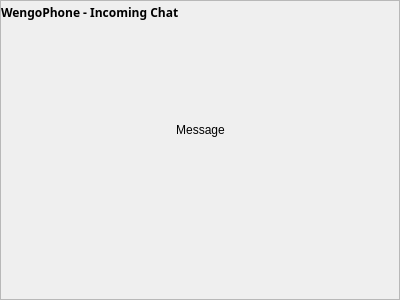
First picture: the form in wengophone/src/presentation/qt/toaster/QtChatToaster.ui, repository tkrotoff/WengoPhone, before the edit.
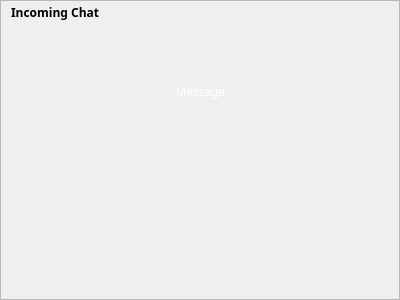
Second picture: the form after the edit. Icons and pictures are not drawn. Custom widgets are drawn as their Qt base class.

Commit message: *(feature Ticket #990) new toaster design

Patch:
```diff
--- a/wengophone/src/presentation/qt/toaster/QtChatToaster.ui
+++ b/wengophone/src/presentation/qt/toaster/QtChatToaster.ui
@@ -37,27 +37,11 @@
       <item row="2" column="0" >
        <layout class="QGridLayout" >
         <property name="margin" >
-         <number>0</number>
-        </property>
-        <property name="spacing" >
          <number>6</number>
         </property>
-        <item row="0" column="2" >
-         <widget class="QToolButton" name="chatButton" >
-          <property name="icon" >
-           <iconset resource="../wengophone.qrc" >:/pics/toaster/chat.png</iconset>
-          </property>
-          <property name="iconSize" >
-           <size>
-            <width>56</width>
-            <height>56</height>
-           </size>
-          </property>
-          <property name="autoRaise" >
-           <bool>true</bool>
-          </property>
-         </widget>
-        </item>
+        <property name="spacing" >
+         <number>0</number>
+        </property>
         <item row="0" column="1" >
          <widget class="QLabel" name="pixmapLabel" >
           <property name="pixmap" >
@@ -94,6 +78,13 @@
           </property>
          </spacer>
         </item>
+        <item row="0" column="2" >
+         <widget class="WengoStyleLabel" name="chatButton" >
+          <property name="pixmap" >
+           <pixmap resource="../wengophone.qrc" >:/pics/toaster/chat.png</pixmap>
+          </property>
+         </widget>
+        </item>
        </layout>
       </item>
       <item row="1" column="0" >
@@ -106,6 +97,271 @@
         </property>
         <item row="0" column="1" >
          <widget class="QLabel" name="messageLabel" >
+          <property name="palette" >
+           <palette>
+            <active>
+             <color>
+              <red>255</red>
+              <green>255</green>
+              <blue>255</blue>
+             </color>
+             <color>
+              <red>212</red>
+              <green>208</green>
+              <blue>200</blue>
+             </color>
+             <color>
+              <red>255</red>
+              <green>255</green>
+              <blue>255</blue>
+             </color>
+             <color>
+              <red>234</red>
+              <green>229</green>
+              <blue>220</blue>
+             </color>
+             <color>
+              <red>128</red>
+              <green>128</green>
+              <blue>128</blue>
+             </color>
+             <color>
+              <red>141</red>
+              <green>139</green>
+              <blue>133</blue>
+             </color>
+             <color>
+              <red>0</red>
+              <green>0</green>
+              <blue>0</blue>
+             </color>
+             <color>
+              <red>255</red>
+              <green>255</green>
+              <blue>255</blue>
+             </color>
+             <color>
+              <red>0</red>
+              <green>0</green>
+              <blue>0</blue>
+             </color>
+             <color>
+              <red>255</red>
+              <green>255</green>
+              <blue>255</blue>
+             </color>
+             <color>
+              <red>212</red>
+              <green>208</green>
+              <blue>200</blue>
+             </color>
+             <color>
+              <red>64</red>
+              <green>64</green>
+              <blue>64</blue>
+             </color>
+             <color>
+              <red>10</red>
+              <green>36</green>
+              <blue>106</blue>
+             </color>
+             <color>
+              <red>255</red>
+              <green>255</green>
+              <blue>255</blue>
+             </color>
+             <color>
+              <red>0</red>
+              <green>0</green>
+              <blue>255</blue>
+             </color>
+             <color>
+              <red>255</red>
+              <green>0</green>
+              <blue>255</blue>
+             </color>
+             <color>
+              <red>232</red>
+              <green>232</green>
+              <blue>232</blue>
+             </color>
+            </active>
+            <inactive>
+             <color>
+              <red>255</red>
+              <green>255</green>
+              <blue>255</blue>
+             </color>
+             <color>
+              <red>212</red>
+              <green>208</green>
+              <blue>200</blue>
+             </color>
+             <color>
+              <red>255</red>
+              <green>255</green>
+              <blue>255</blue>
+             </color>
+             <color>
+              <red>234</red>
+              <green>229</green>
+              <blue>220</blue>
+             </color>
+             <color>
+              <red>128</red>
+              <green>128</green>
+              <blue>128</blue>
+             </color>
+             <color>
+              <red>141</red>
+              <green>139</green>
+              <blue>133</blue>
+             </color>
+             <color>
+              <red>0</red>
+              <green>0</green>
+              <blue>0</blue>
+             </color>
+             <color>
+              <red>255</red>
+              <green>255</green>
+              <blue>255</blue>
+             </color>
+             <color>
+              <red>0</red>
+              <green>0</green>
+              <blue>0</blue>
+             </color>
+             <color>
+              <red>255</red>
+              <green>255</green>
+              <blue>255</blue>
+             </color>
+             <color>
+              <red>212</red>
+              <green>208</green>
+              <blue>200</blue>
+             </color>
+             <color>
+              <red>64</red>
+              <green>64</green>
+              <blue>64</blue>
+             </color>
+             <color>
+              <red>212</red>
+              <green>208</green>
+              <blue>200</blue>
+             </color>
+             <color>
+              <red>0</red>
+              <green>0</green>
+              <blue>0</blue>
+             </color>
+             <color>
+              <red>0</red>
+              <green>0</green>
+              <blue>255</blue>
+             </color>
+             <color>
+              <red>255</red>
+              <green>0</green>
+              <blue>255</blue>
+             </color>
+             <color>
+              <red>232</red>
+              <green>232</green>
+              <blue>232</blue>
+             </color>
+            </inactive>
+            <disabled>
+             <color>
+              <red>106</red>
+              <green>104</green>
+              <blue>100</blue>
+             </color>
+             <color>
+              <red>212</red>
+              <green>208</green>
+              <blue>200</blue>
+             </color>
+             <color>
+              <red>255</red>
+              <green>255</green>
+              <blue>255</blue>
+             </color>
+             <color>
+              <red>233</red>
+              <green>231</green>
+              <blue>227</blue>
+             </color>
+             <color>
+              <red>128</red>
+              <green>128</green>
+              <blue>128</blue>
+             </color>
+             <color>
+              <red>141</red>
+              <green>139</green>
+              <blue>133</blue>
+             </color>
+             <color>
+              <red>106</red>
+              <green>104</green>
+              <blue>100</blue>
+             </color>
+             <color>
+              <red>255</red>
+              <green>255</green>
+              <blue>255</blue>
+             </color>
+             <color>
+              <red>106</red>
+              <green>104</green>
+              <blue>100</blue>
+             </color>
+             <color>
+              <red>212</red>
+              <green>208</green>
+              <blue>200</blue>
+             </color>
+             <color>
+              <red>212</red>
+              <green>208</green>
+              <blue>200</blue>
+             </color>
+             <color>
+              <red>0</red>
+              <green>0</green>
+              <blue>0</blue>
+             </color>
+             <color>
+              <red>10</red>
+              <green>36</green>
+              <blue>106</blue>
+             </color>
+             <color>
+              <red>255</red>
+              <green>255</green>
+              <blue>255</blue>
+             </color>
+             <color>
+              <red>0</red>
+              <green>0</green>
+              <blue>255</blue>
+             </color>
+             <color>
+              <red>255</red>
+              <green>0</green>
+              <blue>255</blue>
+             </color>
+             <color>
+              <red>232</red>
+              <green>232</green>
+              <blue>232</blue>
+             </color>
+            </disabled>
+           </palette>
+          </property>
           <property name="text" >
            <string>Message</string>
           </property>
@@ -207,7 +463,10 @@
            </font>
           </property>
           <property name="text" >
-           <string>WengoPhone - Incoming Chat</string>
+           <string>Incoming Chat</string>
+          </property>
+          <property name="indent" >
+           <number>10</number>
           </property>
          </widget>
         </item>
@@ -219,6 +478,15 @@
   </layout>
  </widget>
  <pixmapfunction></pixmapfunction>
+ <customwidgets>
+  <customwidget>
+   <class>WengoStyleLabel</class>
+   <extends>QLabel</extends>
+   <header>WengoStyleLabelProxy.h</header>
+   <container>0</container>
+   <pixmap></pixmap>
+  </customwidget>
+ </customwidgets>
  <tabstops>
   <tabstop>chatButton</tabstop>
   <tabstop>closeButton</tabstop>
```
Left out of the diff: 2 changed lines with no effect on the pictures. The commit also changes 3 other files.
